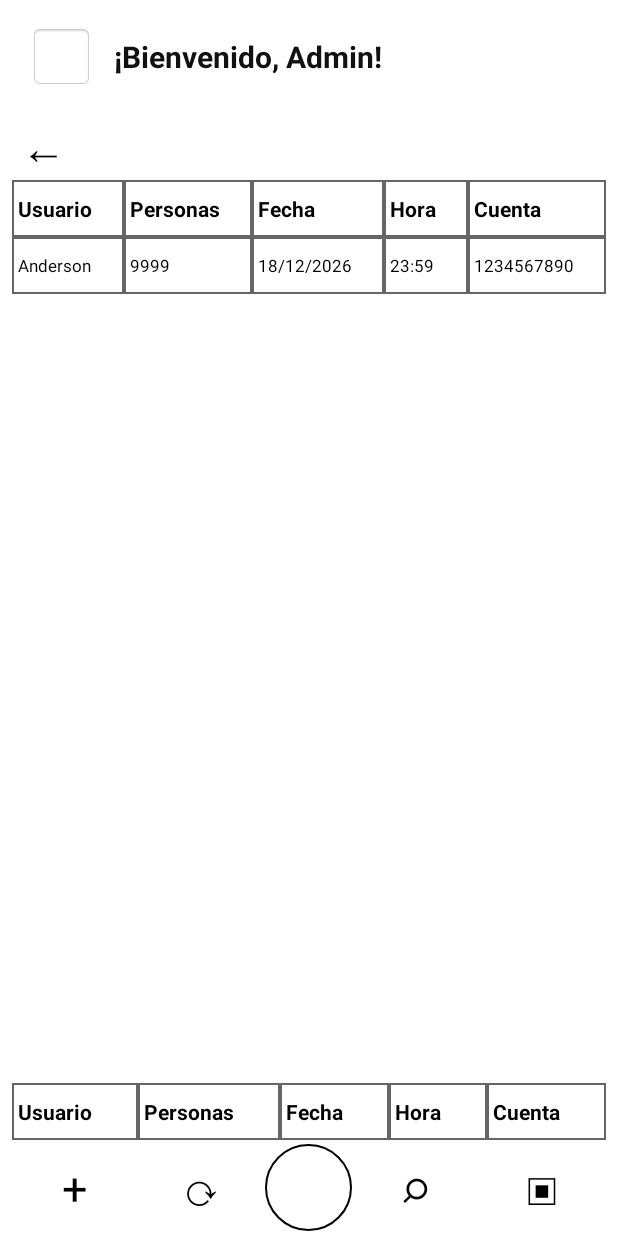
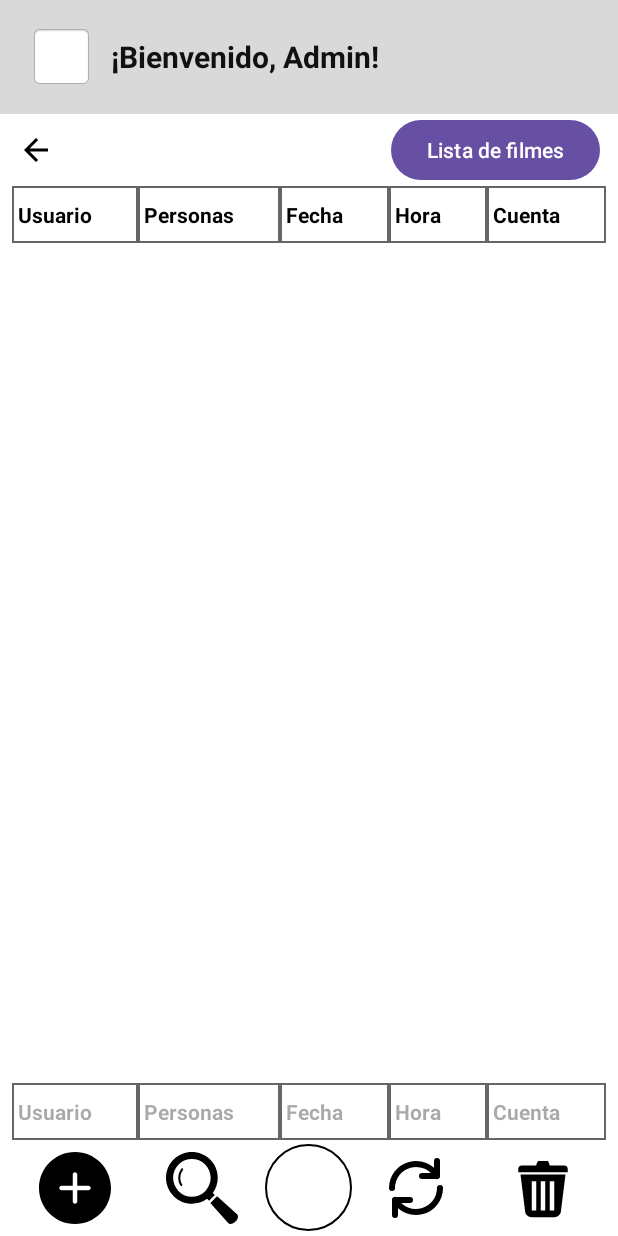
Before and after one commit to Sakrifit/ProyectoFinalKotlinUPB, an Android app: the Pagos screen opened directly, with no data from a screen before it, on a phone screen of 412 x 824 dp. Run offline under Robolectric (Android 15) with nearby library versions, the phone set to English and light mode, and no system bars; our stand-ins replace Firebase (no records; nobody signed in at launch, a user with empty details on screens opened directly).

Commit message:
Se añadieron nuevos archivos svg y se  termino el diseño grafico de pagos

```diff
--- a/app/src/main/java/com/example/proyectofinal/Pagos.kt
+++ b/app/src/main/java/com/example/proyectofinal/Pagos.kt
@@ -1,21 +1,34 @@
 package com.example.proyectofinal
 
+import android.content.Intent
+import android.graphics.Color
 import android.os.Bundle
+import android.view.Gravity
+import android.view.View
+import android.widget.AdapterView
+import android.widget.ArrayAdapter
 import android.widget.Button
-import android.widget.EditText
+import android.widget.ImageButton
+import android.widget.Spinner
+import android.widget.TableLayout
+import android.widget.TableRow
 import android.widget.TextView
+import android.widget.Toast
 import androidx.activity.enableEdgeToEdge
 import androidx.appcompat.app.AppCompatActivity
 import androidx.core.view.ViewCompat
 import androidx.core.view.WindowInsetsCompat
-import com.google.firebase.Firebase
 import com.google.firebase.auth.FirebaseAuth
-import com.google.firebase.database.database
+import com.google.firebase.database.DataSnapshot
+import com.google.firebase.database.DatabaseError
+import com.google.firebase.database.FirebaseDatabase
+import com.google.firebase.database.MutableData
+import com.google.firebase.database.Transaction
+import com.google.firebase.database.ValueEventListener
+import java.text.NumberFormat
+import java.util.Locale
 class Pagos : AppCompatActivity() {
 
-    // Conexión con Firebase
-    private val auth = FirebaseAuth.getInstance()
-    private val db = Firebase.database.reference
 
     override fun onCreate(savedInstanceState: Bundle?) {
         super.onCreate(savedInstanceState)
--- /dev/null
+++ b/app/src/main/res/drawable/magnifying_glass_8_svgrepo_com.xml
@@ -0,0 +1,9 @@
+<vector xmlns:android="http://schemas.android.com/apk/res/android" android:height="48dp" android:viewportHeight="512" android:viewportWidth="512" android:width="48dp">
+
+    <path android:fillColor="#000000" android:pathData="M333,291.92c52.2,-71.89 45.94,-173.34 -18.83,-238.12c-71.74,-71.73 -188.47,-71.73 -260.2,0c-71.75,71.75 -71.75,188.46 0,260.2c64.78,64.78 166.22,71.03 238.1,18.84l14.22,14.2l40.92,-40.92L333,291.92zM278.49,278.33c-52.14,52.13 -136.7,52.14 -188.85,0c-52.15,-52.15 -52.15,-136.72 0,-188.86c52.15,-52.14 136.71,-52.14 188.85,0C330.64,141.62 330.64,226.18 278.49,278.33z"/>
+
+    <path android:fillColor="#000000" android:pathData="M109.3,119.22c-27.08,34.79 -29.32,82.65 -6.76,119.61c2.14,3.49 6.71,4.6 10.21,2.46c3.49,-2.14 4.59,-6.71 2.46,-10.2v0.01c-19.39,-31.7 -17.45,-72.96 5.78,-102.77c2.53,-3.23 1.95,-7.9 -1.29,-10.4C116.48,115.4 111.81,115.98 109.3,119.22z"/>
+
+    <path android:fillColor="#000000" android:pathData="M501.5,438.59L363.34,315.18l-47.98,47.98l123.4,138.17c12.55,16.23 35.14,13.85 55.45,-6.46C514.51,474.58 517.74,451.14 501.5,438.59z"/>
+
+</vector>
--- /dev/null
+++ b/app/src/main/res/drawable/plus_circle_svgrepo_com.xml
@@ -0,0 +1,5 @@
+<vector xmlns:android="http://schemas.android.com/apk/res/android" android:height="48dp" android:viewportHeight="32" android:viewportWidth="32" android:width="48dp">
+
+    <path android:fillColor="#000000" android:fillType="evenOdd" android:pathData="M22,17L17,17L17,22C17,22.55 16.553,23 16,23C15.447,23 15,22.55 15,22L15,17L10,17C9.447,17 9,16.55 9,16C9,15.45 9.447,15 10,15L15,15L15,10C15,9.45 15.447,9 16,9C16.553,9 17,9.45 17,10L17,15L22,15C22.553,15 23,15.45 23,16C23,16.55 22.553,17 22,17L22,17ZM16,0C7.163,0 0,7.16 0,16C0,24.84 7.163,32 16,32C24.837,32 32,24.84 32,16C32,7.16 24.837,0 16,0L16,0Z" android:strokeColor="#00000000" android:strokeWidth="1"/>
+
+</vector>
--- /dev/null
+++ b/app/src/main/res/drawable/trashcan_svgrepo_com.xml
@@ -0,0 +1,5 @@
+<vector xmlns:android="http://schemas.android.com/apk/res/android" android:height="48dp" android:viewportHeight="32" android:viewportWidth="32" android:width="48dp">
+
+    <path android:fillColor="#000000" android:pathData="M8,26c0,1.656 1.343,3 3,3h10c1.656,0 3,-1.344 3,-3l2,-16h-20l2,16zM19,13h2v13h-2v-13zM15,13h2v13h-2v-13zM11,13h2v13h-2v-13zM25.5,6h-6.5c0,0 -0.448,-2 -1,-2h-4c-0.553,0 -1,2 -1,2h-6.5c-0.829,0 -1.5,0.671 -1.5,1.5s0,1.5 0,1.5h22c0,0 0,-0.671 0,-1.5s-0.672,-1.5 -1.5,-1.5z"/>
+
+</vector>
--- /dev/null
+++ b/app/src/main/res/drawable/update_svgrepo_com.xml
@@ -0,0 +1,11 @@
+<vector xmlns:android="http://schemas.android.com/apk/res/android" android:height="48dp" android:viewportHeight="24" android:viewportWidth="24" android:width="48dp">
+
+    <path android:fillColor="#00000000" android:pathData="M4,12A8,8 0,0 1,18.93 8" android:strokeColor="#000000" android:strokeLineCap="round" android:strokeLineJoin="round" android:strokeWidth="2"/>
+
+    <path android:fillColor="#00000000" android:pathData="M20,12A8,8 0,0 1,5.07 16" android:strokeColor="#000000" android:strokeLineCap="round" android:strokeLineJoin="round" android:strokeWidth="2"/>
+
+    <path android:fillColor="#00000000" android:pathData="M14,8l5,0l0,-5" android:strokeColor="#000000" android:strokeLineCap="round" android:strokeLineJoin="round" android:strokeWidth="2"/>
+
+    <path android:fillColor="#00000000" android:pathData="M10,16l-5,0l0,5" android:strokeColor="#000000" android:strokeLineCap="round" android:strokeLineJoin="round" android:strokeWidth="2"/>
+
+</vector>
--- a/app/src/main/res/layout/activity_interfaz_usuario.xml
+++ b/app/src/main/res/layout/activity_interfaz_usuario.xml
@@ -1,4 +1,5 @@
 <?xml version="1.0" encoding="utf-8"?>
+<!--Linear layout que contiene toda la interfaz de usuario -->
 <LinearLayout xmlns:android="http://schemas.android.com/apk/res/android"
     android:id="@+id/main"
     android:layout_width="match_parent"
--- a/app/src/main/res/layout/activity_pagos.xml
+++ b/app/src/main/res/layout/activity_pagos.xml
@@ -1,5 +1,5 @@
 <?xml version="1.0" encoding="utf-8"?>
-
+<!--Linear layout que contiene toda la información de los pagos realizados -->
 <LinearLayout xmlns:android="http://schemas.android.com/apk/res/android"
     android:id="@+id/main"
     android:layout_width="match_parent"
@@ -13,7 +13,8 @@
         android:layout_height="76dp"
         android:gravity="center_vertical"
         android:orientation="horizontal"
-        android:paddingHorizontal="20dp">
+        android:paddingHorizontal="20dp"
+        android:background="#D9D9D9">
 
         <TextView
             android:layout_width="42dp"
@@ -25,70 +26,58 @@
             android:background="@android:drawable/editbox_background" />
 
         <TextView
+            android:id="@+id/tvBienvenida"
             android:layout_width="wrap_content"
             android:layout_height="wrap_content"
-            android:layout_marginStart="14dp"
+            android:layout_marginStart="12dp"
             android:text="¡Bienvenido, Admin!"
             android:textColor="#111111"
             android:textStyle="bold"
             android:textSize="20sp" />
     </LinearLayout>
+    <LinearLayout
+        android:layout_width="match_parent"
+        android:layout_height="48dp"
+        android:orientation="horizontal">
 
-    <TextView
-        android:id="@+id/btnVolver"
-        android:layout_width="match_parent"
-        android:layout_height="44dp"
-        android:gravity="center_vertical"
-        android:paddingHorizontal="14dp"
-        android:text="←"
-        android:textColor="#000000"
-        android:textSize="30sp"
-        android:clickable="true"
-        android:focusable="true" />
+        <ImageButton
+            android:id="@+id/btnVolver"
+            android:layout_width="48dp"
+            android:layout_height="match_parent"
+            android:background="?attr/selectableItemBackgroundBorderless"
+            android:contentDescription="Cerrar sesión"
+            android:scaleType="centerInside"
+            android:src="@drawable/ic_arrow_back" />
+        <View
+            android:layout_width="0dp"
+            android:layout_height="match_parent"
+            android:layout_weight="1"/>
+        <Button
+            android:id="@+id/btnListaFilmes"
+            android:layout_width="wrap_content"
+            android:layout_height="wrap_content"
+            android:text="Lista de filmes"
+            android:textAllCaps="false"
+            android:layout_marginEnd="12dp"/>
 
+    </LinearLayout>
+    <!-- Tabla de pagos -->
     <HorizontalScrollView
         android:layout_width="match_parent"
         android:layout_height="0dp"
         android:layout_weight="1"
         android:layout_marginHorizontal="8dp"
-        android:fillViewport="true">
+        android:fillViewport="true"
+        android:scrollbars="horizontal">
 
         <TableLayout
-            android:id="@+id/tablaUsuarios"
+            android:id="@+id/tablaPagos"
             android:layout_width="match_parent"
-            android:layout_height="match_parent"
+            android:layout_height="wrap_content"
+            android:background="#FFFFFF"
             android:stretchColumns="*"
             android:shrinkColumns="*">
-            <TableRow>
-                <TextView style="@style/TablaEncabezado" android:text="Usuario" />
-                <TextView style="@style/TablaEncabezado" android:text="Personas" />
-                <TextView style="@style/TablaEncabezado" android:text="Fecha" />
-                <TextView style="@style/TablaEncabezado" android:text="Hora" />
-                <TextView style="@style/TablaEncabezado" android:text="Cuenta" />
-            </TableRow>
-            <TableRow>
-                <TextView style="@style/TablaCelda" android:text="Anderson" />
-                <TextView style="@style/TablaCelda" android:text="9999" />
-                <TextView style="@style/TablaCelda" android:text="18/12/2026" />
-                <TextView style="@style/TablaCelda" android:text="23:59" />
-                <TextView style="@style/TablaCelda" android:text="1234567890" />
-            </TableRow>
-        </TableLayout>
-    </HorizontalScrollView>
-
-    <HorizontalScrollView
-        android:layout_width="match_parent"
-        android:layout_height="wrap_content"
-        android:layout_marginHorizontal="8dp"
-        android:layout_marginTop="16dp"
-        android:fillViewport="true">
-
-        <TableLayout
-            android:id="@+id/tablaUsuariosInferior"
-            android:layout_width="match_parent"
-            android:layout_height="wrap_content"
-            android:stretchColumns="*">
-            <TableRow>
+            <TableRow android:background="#FFFFFF">
                 <TextView style="@style/TablaEncabezado" android:text="Usuario" />
                 <TextView style="@style/TablaEncabezado" android:text="Personas" />
                 <TextView style="@style/TablaEncabezado" android:text="Fecha" />
@@ -98,6 +87,34 @@
         </TableLayout>
     </HorizontalScrollView>
 
+    <!-- Escribir la información que se ingresara al CRUD -->
+    <HorizontalScrollView
+        android:layout_width="match_parent"
+        android:layout_height="wrap_content"
+        android:layout_marginHorizontal="8dp"
+        android:layout_marginTop="16dp"
+        android:fillViewport="true">
+
+        <TableLayout
+            android:id="@+id/tablaCRUD"
+            android:layout_width="match_parent"
+            android:layout_height="wrap_content"
+            android:stretchColumns="*">
+            <TableRow>
+                <EditText style="@style/TablaEncabezado" android:hint="Usuario"
+                    android:id="@+id/etUsuario"/>
+                <EditText style="@style/TablaEncabezado" android:hint="Personas"
+                    android:id="@+id/etPersonas"/>
+                <EditText style="@style/TablaEncabezado" android:hint="Fecha"
+                    android:id="@+id/etFecha"/>
+                <EditText style="@style/TablaEncabezado" android:hint="Hora"
+                    android:id="@+id/etHora"/>
+                <EditText style="@style/TablaEncabezado" android:hint="Cuenta"
+                    android:id="@+id/etCuenta"/>
+            </TableRow>
+        </TableLayout>
+    </HorizontalScrollView>
+    <!-- Controles de CRUD -->
     <LinearLayout
         android:layout_width="match_parent"
         android:layout_height="64dp"
@@ -105,10 +122,42 @@
         android:orientation="horizontal"
         android:paddingHorizontal="8dp">
 
-        <TextView android:id="@+id/btnAgregar" style="@style/AccionBarra" android:text="+" />
-        <TextView android:id="@+id/btnActualizar" style="@style/AccionBarra" android:text="⟳" />
+        <ImageButton
+            android:id="@+id/btnCrear"
+            android:layout_width="0dp"
+            android:layout_height="match_parent"
+            android:layout_weight="1"
+            android:background="?attr/selectableItemBackgroundBorderless"
+            android:contentDescription="Cerrar sesión"
+            android:scaleType="centerInside"
+            android:src="@drawable/plus_circle_svgrepo_com" />
+        <ImageButton
+            android:id="@+id/btnActualizar"
+            android:layout_width="0dp"
+            android:layout_height="match_parent"
+            android:layout_weight="1"
+            android:background="?attr/selectableItemBackgroundBorderless"
+            android:contentDescription="Cerrar sesión"
+            android:scaleType="centerInside"
+            android:src="@drawable/magnifying_glass_8_svgrepo_com" />
         <TextView android:id="@+id/btnAccionCentral" style="@style/AccionCentral" android:text="" />
-        <TextView android:id="@+id/btnBuscar" style="@style/AccionBarra" android:text="⌕" />
-        <TextView android:id="@+id/btnEliminar" style="@style/AccionBarra" android:text="▣" />
+        <ImageButton
+            android:id="@+id/btnBuscar"
+            android:layout_width="0dp"
+            android:layout_height="match_parent"
+            android:layout_weight="1"
+            android:background="?attr/selectableItemBackgroundBorderless"
+            android:contentDescription="Cerrar sesión"
+            android:scaleType="centerInside"
+            android:src="@drawable/update_svgrepo_com" />
+        <ImageButton
+            android:id="@+id/btnEliminar"
+            android:layout_width="0dp"
+            android:layout_height="match_parent"
+            android:layout_weight="1"
+            android:background="?attr/selectableItemBackgroundBorderless"
+            android:contentDescription="Cerrar sesión"
+            android:scaleType="centerInside"
+            android:src="@drawable/trashcan_svgrepo_com" />
     </LinearLayout>
 </LinearLayout>
```
